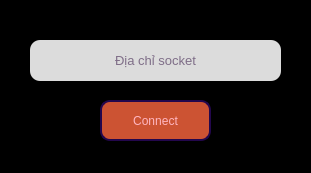
Above: login.ui from hoangks5/socket-tool-manager before the change. Below: the same form after it.
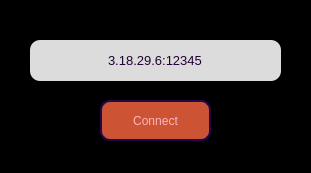
That is the form after the change. Icons and pictures are not drawn.

What changed in the file:
```diff
--- a/login.ui
+++ b/login.ui
@@ -80,6 +80,9 @@
       <pointsize>10</pointsize>
      </font>
     </property>
+    <property name="text">
+     <string>3.18.29.6:12345</string>
+    </property>
     <property name="alignment">
      <set>Qt::AlignCenter</set>
     </property>
```
